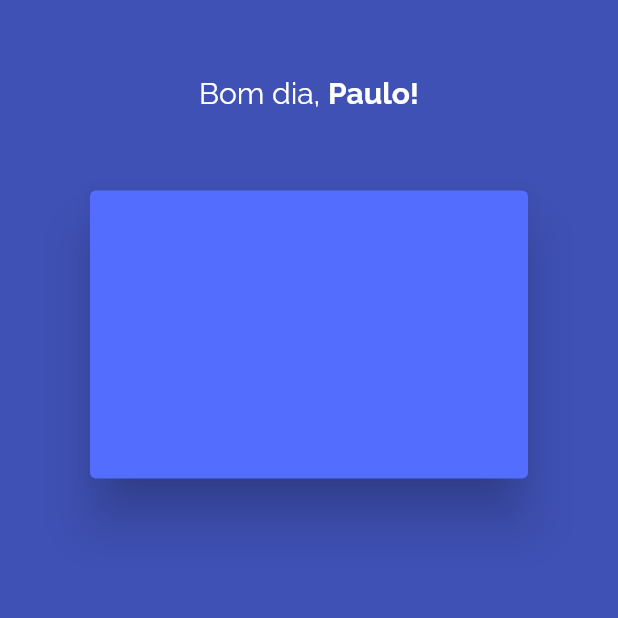
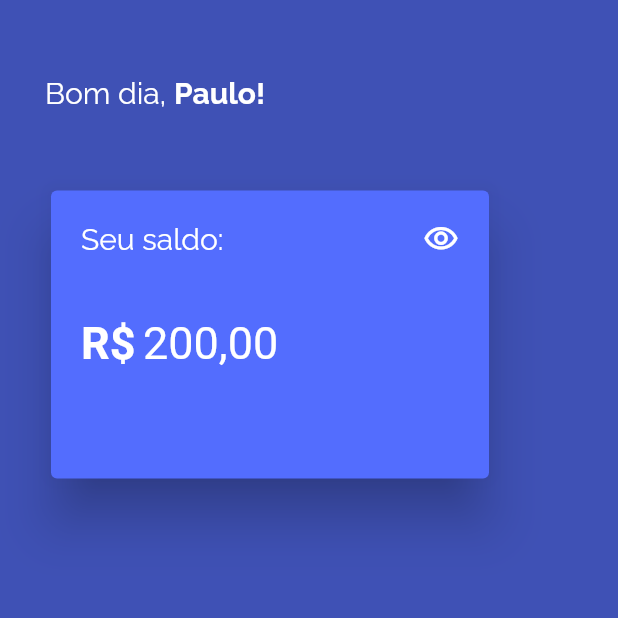
Before and after one commit to pauloboliveira/flutter-future-example, a Flutter app: the screen it shows after launch, on a phone screen of 412 x 824 dp, the top half of it. Run offline on Flutter 3.47's test engine with Material 2 defaults, Android fonts, the phone set to English and light mode, and no system bars; our stand-ins replace google_fonts, outline_material_icons.

Commit message:
Ajustando Card principal

```diff
--- a/lib/pages/home_page.dart
+++ b/lib/pages/home_page.dart
@@ -1,19 +1,39 @@
 import 'package:flutter/material.dart';
 import 'package:google_fonts/google_fonts.dart';
+import 'package:outline_material_icons/outline_material_icons.dart';
 
-class HomePage extends StatelessWidget {
+class HomePage extends StatefulWidget {
+  @override
+  _HomePageState createState() => _HomePageState();
+}
+
+class _HomePageState extends State<HomePage> {
+  bool showMoney = true;
+
+  var horaAtual = new TimeOfDay.now();
+
+  var periodo;
+
   @override
   Widget build(BuildContext context) {
-    return Stack(
-      children: <Widget>[
-        Column(
+    if (horaAtual.hour >= 0 && horaAtual.hour < 12) {
+      periodo = 'Bom dia';
+    } else if (horaAtual.hour > 12 && horaAtual.hour < 18) {
+      periodo = 'Boa tarde';
+    } else {
+      periodo = 'Boa noite';
+    }
+
+    return Container(
+      padding: const EdgeInsets.only(left: 30),
+      child: Column(
+        crossAxisAlignment: CrossAxisAlignment.start,
         children: <Widget>[
           SizedBox(height: 50),
           Row(
-              mainAxisAlignment: MainAxisAlignment.center,
             children: <Widget>[
               Text(
-                  'Bom dia, ',
+                '$periodo, ',
                 style: GoogleFonts.raleway(
                   color: Colors.white,
                   fontSize: 20,
@@ -35,11 +55,70 @@ class HomePage extends StatelessWidget {
             child: Card(
               elevation: 15,
               color: Colors.indigoAccent,
+              child: Container(
+                padding: const EdgeInsets.all(20),
+                child: Column(
+                  children: <Widget>[
+                    Row(
+                      mainAxisAlignment: MainAxisAlignment.spaceBetween,
+                      children: <Widget>[
+                        Text(
+                          'Seu saldo: ',
+                          style: GoogleFonts.raleway(
+                            color: Colors.white,
+                            fontSize: 20,
+                          ),
+                        ),
+                        GestureDetector(
+                          onTap: () {
+                            setState(() {
+                              showMoney = !showMoney;
+                            });
+                          },
+                          child: Icon(
+                            showMoney
+                                ? OMIcons.visibility
+                                : OMIcons.visibilityOff,
+                            color: Colors.white,
                           ),
                         )
                       ],
                     ),
+                    SizedBox(
+                      height: 40,
+                    ),
+                    Row(
+                      children: <Widget>[
+                        Text(
+                          'R\$',
+                          style: GoogleFonts.roboto(
+                              fontWeight: FontWeight.bold,
+                              fontSize: 30,
+                              color: Colors.white),
+                        ),
+                        SizedBox(
+                          width: 5,
+                        ),
+                        showMoney
+                            ? Text.rich(
+                                TextSpan(text: '200,00'),
+                                style: GoogleFonts.roboto(
+                                    fontSize: 30, color: Colors.white),
+                              )
+                            : Icon(
+                                OMIcons.moreHoriz,
+                                color: Colors.white,
+                                size: 30,
+                              ),
                       ],
+                    ),
+                  ],
+                ),
+              ),
+            ),
+          ),
+        ],
+      ),
     );
   }
 }
--- a/pubspec.yaml
+++ b/pubspec.yaml
@@ -30,6 +30,7 @@ dependencies:
   cupertino_icons: ^0.1.3
   http: ^0.12.1
   google_fonts: ^0.5.0+1
+  outline_material_icons: ^0.1.1
 
 dev_dependencies:
   flutter_test:
```
Also changed, not shown: pubspec.lock. Lines whose indentation alone changed are shown as unchanged.
